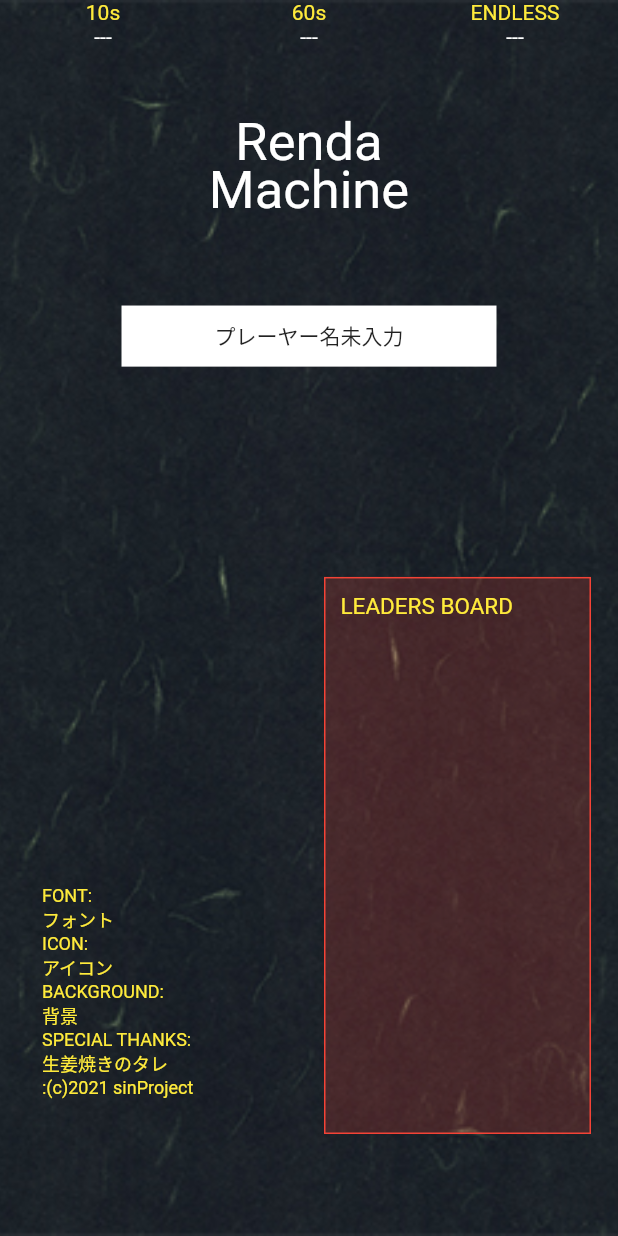
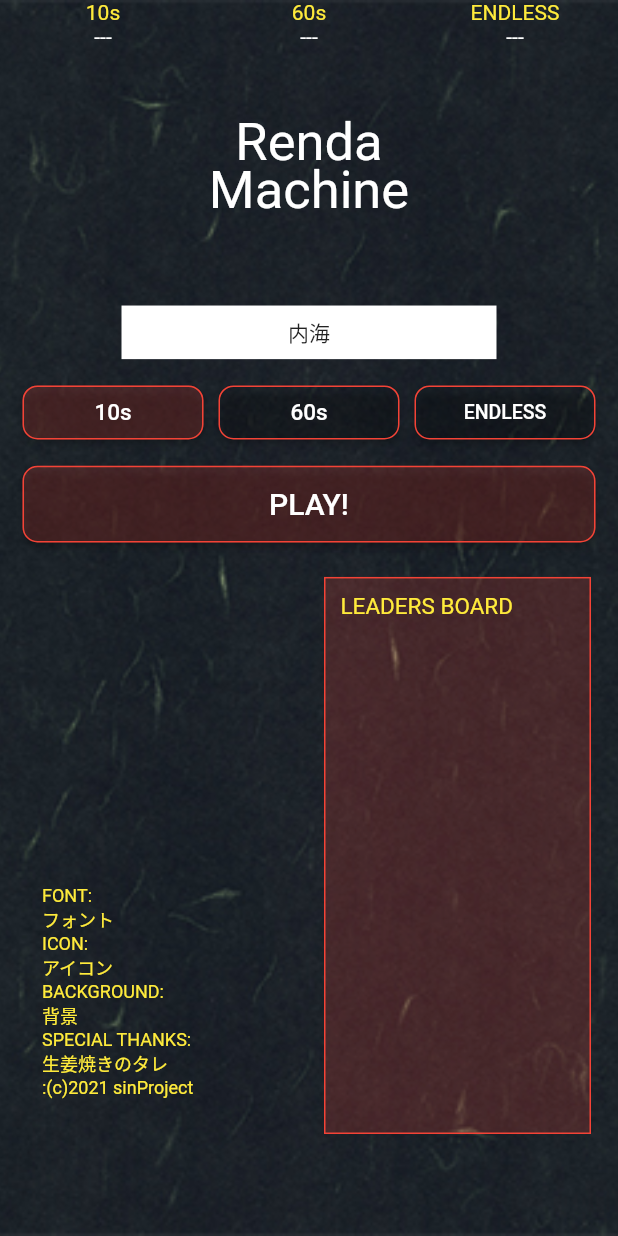
Before and after one commit to AtsushiUtsumi/renda, a Flutter app: the screen it shows after launch, on a phone screen of 412 x 824 dp. Run offline on Flutter 3.47's test engine with Material 2 defaults, Android fonts, the phone set to English and light mode, and no system bars; Roboto replaces fonts that are missing (NewFont).

Commit message:
レイアウト微調整

```diff
--- a/lib/HomePage.dart
+++ b/lib/HomePage.dart
@@ -27,7 +27,7 @@ Container cr() {
       children: [
         Expanded(
           flex: 1,
-          child: Container(
+          child: Container(//TODO:この左パディングのバランスを整える
               padding: EdgeInsets.all(20),
               child: Container(
                   child: Align(
@@ -106,6 +106,7 @@ class _HomePageState extends State<HomePage> {
                   Expanded(
                     flex: 1,
                     child: Container(
+                      margin: EdgeInsets.only(bottom: 5),
                       child: GestureDetector(
                         child: Container(
                           child: Align(//ここに
@@ -128,9 +129,9 @@ class _HomePageState extends State<HomePage> {
                         child: Column(
                           children: [
                             Expanded(
-                                flex: 2,
+                                flex: 4,
                                 child: Container(
-                                  //padding: EdgeInsets.fromLTRB(20, 0, 20, 0),
+                                  padding: EdgeInsets.fromLTRB(0, 5, 0, 5),
                                   child: Row(
                                     children: [
                                       Expanded(
@@ -220,11 +221,12 @@ class _HomePageState extends State<HomePage> {
                                   ),
                                 )),
                             Expanded(
-                              flex: 2,
+                              flex: 4,
                               child: Container(
-                                margin: EdgeInsets.fromLTRB(5, 0, 5, 0),
+                                margin: EdgeInsets.fromLTRB(5, 5, 5, 5),
                                 child: ElevatedButton(
                                   onPressed: () {
+                                    playInit(mode);
                                     myInit();
                                     Navigator.of(context).pushNamed('/play');
                                   },
@@ -285,6 +287,7 @@ class _NameInputState extends State<NameInput> {
 Container sctest(BuildContext context){
   String _tmp = '';
   return Container(
+    //padding: EdgeInsets.only(bottom: 30),
     child: Row(
       children: [
         Expanded(flex: 3,child:TextField(onChanged: (value){_tmp = value;},),),
--- a/lib/global.dart
+++ b/lib/global.dart
@@ -1,7 +1,7 @@
 const modeName = ['10s','60s','ENDLESS'];
-String pName = '';
+String pName = '内海';
 
-Map<String,List<int>> data = {};//= {'':[-1,-1,-1]};
+Map<String,List<int>> data = {};
 
 void setUserData(String username,int mode,int score){//ハイスコアを登録
   if(mode<0 || mode>2){print('不正なモード : '+mode.toString());return;}
@@ -9,7 +9,6 @@ void setUserData(String username,int mode,int score){//ハイスコアを登録
     if(data[username]![mode]<score){data[username]![mode] = score;}
   }else{
     data[username] = [-1,-1,-1];
-    //print(data.toString());
   }
   return;
 }
```
Also changed, not shown: lib/HighScore.dart (+0 -90 lines), lib/PlayPage.dart (+30 -8 lines), pubspec.lock.
